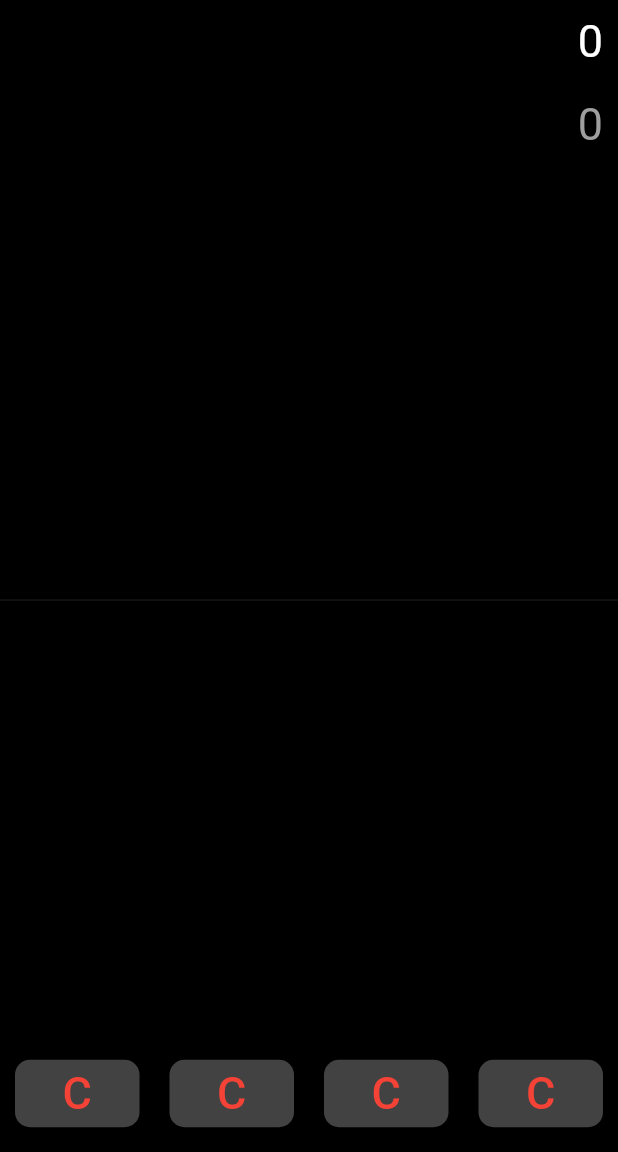
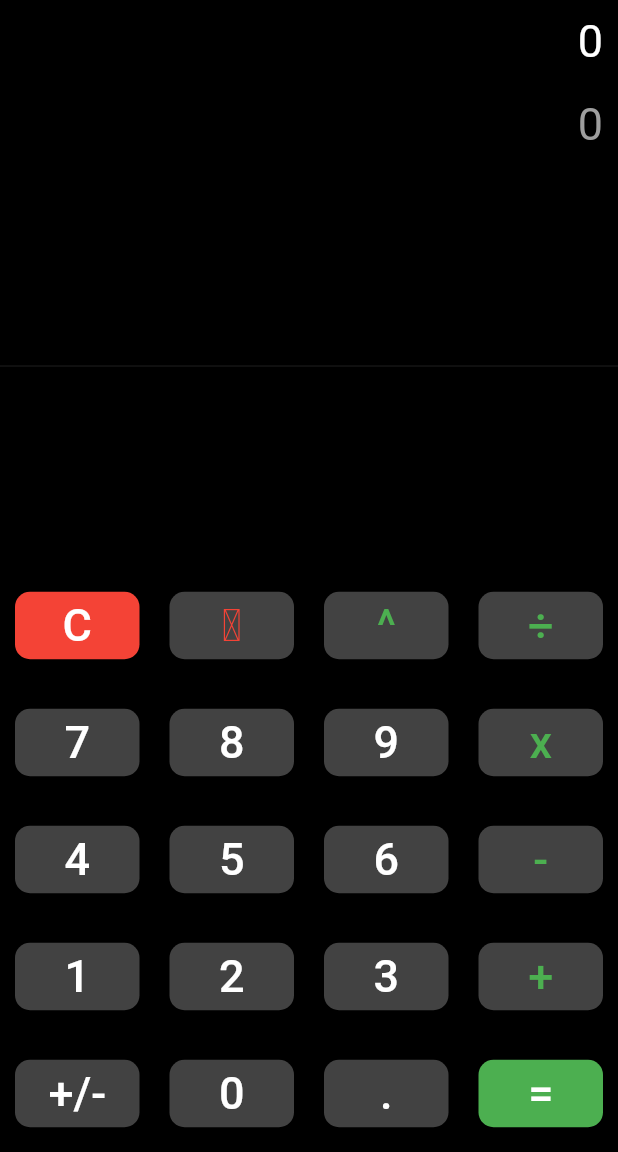
Before and after one commit to adrian-szwejk/Calculator-App, a Flutter app: the screen it shows after launch, on a phone screen of 412 x 824 dp, the part 84-1236 px from its top. Run offline on Flutter 3.47's test engine with Material 2 defaults, Android fonts, the phone set to English and light mode, and no system bars.

Commit message:
Added 4 more table rows w/ values and colors

```diff
--- a/lib/main.dart
+++ b/lib/main.dart
@@ -83,26 +83,142 @@ class _CalcViewState extends State<CalcView> {
                 children: <Widget>[
                   buildButton(
                     name: "C",
+                    color: Colors.red,
+                    fontColor: Colors.white,
+                    fontSize: 30.0,
+                  ),
+                  buildButton(
+                    name: "\u232b",
                     color: Colors.grey[800],
                     fontColor: Colors.red,
                     fontSize: 30.0,
                   ),
                   buildButton(
-                    name: "C",
+                    name: "^",
                     color: Colors.grey[800],
-                    fontColor: Colors.red,
+                    fontColor: Colors.green,
                     fontSize: 30.0,
                   ),
                   buildButton(
-                    name: "C",
+                    name: "\u00F7",
                     color: Colors.grey[800],
-                    fontColor: Colors.red,
+                    fontColor: Colors.green,
+                    fontSize: 30.0,
+                  ),
+                ],
+              ),
+              TableRow(
+                //Table requires a list of Tablerows(which are like the rows of cells of the table)
+                children: <Widget>[
+                  buildButton(
+                    name: "7",
+                    color: Colors.grey[800],
+                    fontColor: Colors.white,
                     fontSize: 30.0,
                   ),
                   buildButton(
-                    name: "C",
+                    name: "8",
                     color: Colors.grey[800],
-                    fontColor: Colors.red,
+                    fontColor: Colors.white,
+                    fontSize: 30.0,
+                  ),
+                  buildButton(
+                    name: "9",
+                    color: Colors.grey[800],
+                    fontColor: Colors.white,
+                    fontSize: 30.0,
+                  ),
+                  buildButton(
+                    name: "x",
+                    color: Colors.grey[800],
+                    fontColor: Colors.green,
+                    fontSize: 30.0,
+                  ),
+                ],
+              ),
+              TableRow(
+                //Table requires a list of Tablerows(which are like the rows of cells of the table)
+                children: <Widget>[
+                  buildButton(
+                    name: "4",
+                    color: Colors.grey[800],
+                    fontColor: Colors.white,
+                    fontSize: 30.0,
+                  ),
+                  buildButton(
+                    name: "5",
+                    color: Colors.grey[800],
+                    fontColor: Colors.white,
+                    fontSize: 30.0,
+                  ),
+                  buildButton(
+                    name: "6",
+                    color: Colors.grey[800],
+                    fontColor: Colors.white,
+                    fontSize: 30.0,
+                  ),
+                  buildButton(
+                    name: "-",
+                    color: Colors.grey[800],
+                    fontColor: Colors.green,
+                    fontSize: 30.0,
+                  ),
+                ],
+              ),
+              TableRow(
+                //Table requires a list of Tablerows(which are like the rows of cells of the table)
+                children: <Widget>[
+                  buildButton(
+                    name: "1",
+                    color: Colors.grey[800],
+                    fontColor: Colors.white,
+                    fontSize: 30.0,
+                  ),
+                  buildButton(
+                    name: "2",
+                    color: Colors.grey[800],
+                    fontColor: Colors.white,
+                    fontSize: 30.0,
+                  ),
+                  buildButton(
+                    name: "3",
+                    color: Colors.grey[800],
+                    fontColor: Colors.white,
+                    fontSize: 30.0,
+                  ),
+                  buildButton(
+                    name: "+",
+                    color: Colors.grey[800],
+                    fontColor: Colors.green,
+                    fontSize: 30.0,
+                  ),
+                ],
+              ),
+              TableRow(
+                //Table requires a list of Tablerows(which are like the rows of cells of the table)
+                children: <Widget>[
+                  buildButton(
+                    name: "+/-",
+                    color: Colors.grey[800],
+                    fontColor: Colors.white,
+                    fontSize: 30.0,
+                  ),
+                  buildButton(
+                    name: "0",
+                    color: Colors.grey[800],
+                    fontColor: Colors.white,
+                    fontSize: 30.0,
+                  ),
+                  buildButton(
+                    name: ".",
+                    color: Colors.grey[800],
+                    fontColor: Colors.white,
+                    fontSize: 30.0,
+                  ),
+                  buildButton(
+                    name: "=",
+                    color: Colors.green,
+                    fontColor: Colors.white,
                     fontSize: 30.0,
                   ),
                 ],
```
